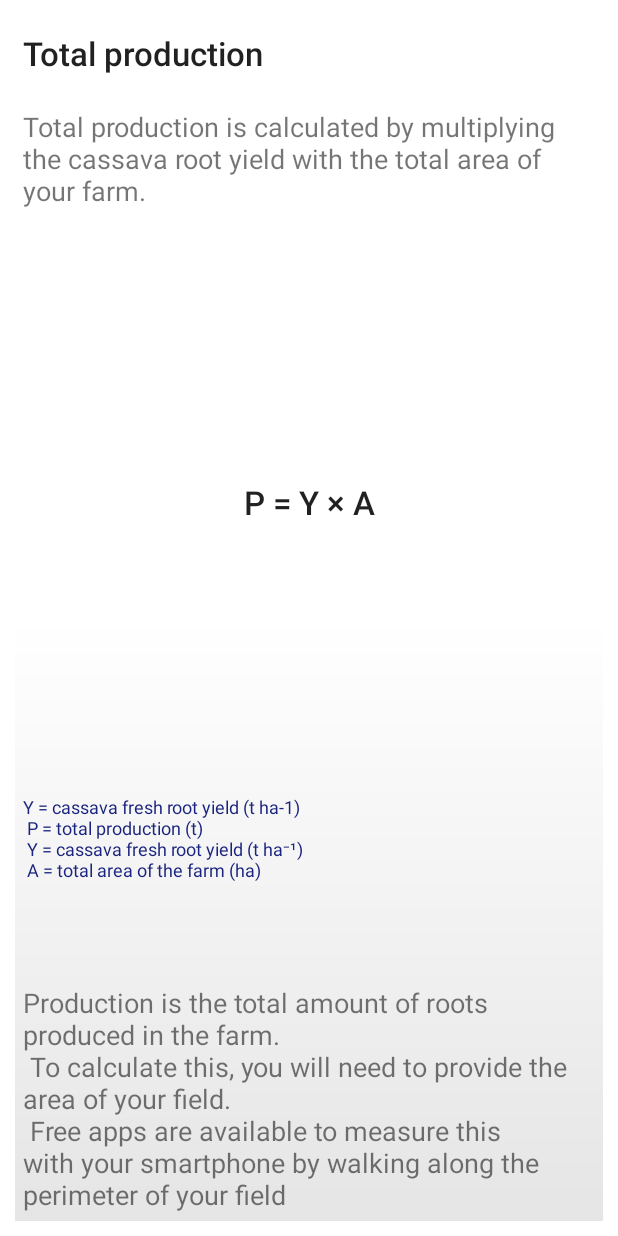
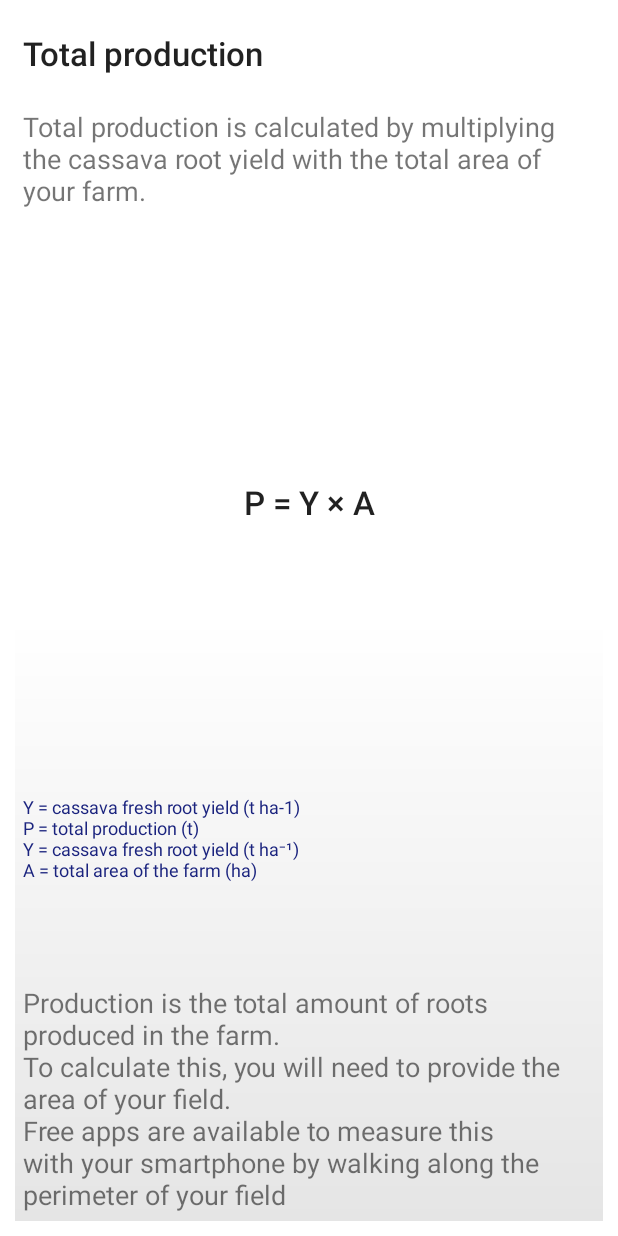
Before and after one commit to IITA-AKILIMO/rya-android, an Android app: the fragment OnboardingTwentyFiveFragment placed in its activity, on a phone screen of 412 x 824 dp. Run offline under Robolectric (Android 15) with nearby library versions, the phone set to English and light mode, and no system bars; libraries missing offline, so code that uses them is left out: com.blogspot.atifsoftwares, com.stepstone.stepper; plain views replace StepperLayout; 3 statements that could not run were skipped.

Commit message:
style: updated text alignmnt

```diff
--- a/app/src/main/res/layout/fragment_onboarding_eighteen.xml
+++ b/app/src/main/res/layout/fragment_onboarding_eighteen.xml
@@ -41,7 +41,7 @@
             android:layout_width="match_parent"
             android:layout_height="wrap_content"
             android:layout_marginBottom="@dimen/dimen_22"
-            android:text="Or, you can use a digital hanging balance with a range up to 50 kg and d = 10g"
+            android:text="Or, you can use a digital hanging balance with a range up to 50 kg and d = 10g."
             android:textSize="@dimen/font_size_18"
             app:layout_constraintBottom_toTopOf="@+id/imageView2"
             app:layout_constraintEnd_toEndOf="parent"
--- a/app/src/main/res/layout/fragment_onboarding_twenty_five.xml
+++ b/app/src/main/res/layout/fragment_onboarding_twenty_five.xml
@@ -31,6 +31,7 @@
             android:layout_height="wrap_content"
             android:layout_marginTop="@dimen/dimen_22"
             android:text="@string/txt_compute_production"
+            android:textAlignment="textStart"
             android:textSize="@dimen/font_size_18"
             app:layout_constraintEnd_toEndOf="parent"
             app:layout_constraintStart_toStartOf="parent"
@@ -66,6 +67,7 @@
             android:layout_width="match_parent"
             android:layout_height="wrap_content"
             android:text="@string/txt_compute_production_desc"
+            android:textAlignment="textStart"
             android:textSize="@dimen/font_size_18"
             app:layout_constraintBottom_toBottomOf="parent"
             app:layout_constraintEnd_toEndOf="parent"
--- a/app/src/main/res/layout/fragment_onboarding_twenty_four.xml
+++ b/app/src/main/res/layout/fragment_onboarding_twenty_four.xml
@@ -30,6 +30,7 @@
             android:layout_width="match_parent"
             android:layout_height="wrap_content"
             android:layout_marginTop="@dimen/dimen_22"
+            android:textAlignment="textStart"
             android:text="@string/txt_compute_root_yield"
             android:textSize="@dimen/font_size_18"
             app:layout_constraintEnd_toEndOf="parent"
@@ -42,6 +43,7 @@
             android:layout_height="wrap_content"
             android:layout_marginBottom="@dimen/dimen_48"
             android:text="@string/txt_compute_root_yield_formula"
+            android:textAlignment="center"
             android:textAppearance="@style/TextAppearance.AppCompat.Body2"
             android:textSize="@dimen/font_size_22"
             app:layout_constraintBottom_toTopOf="@+id/descriptionText4"
@@ -57,6 +59,7 @@
             android:text="@string/txt_compute_root_yield_formula_variables"
             android:textColor="@color/indigo_900"
             android:textSize="@dimen/font_size_12"
+            android:textAlignment="textStart"
             app:layout_constraintBottom_toTopOf="@+id/descriptionText"
             app:layout_constraintEnd_toEndOf="parent"
             app:layout_constraintHorizontal_bias="0.0"
@@ -65,6 +68,7 @@
         <TextView
             android:id="@+id/descriptionText"
             android:layout_width="match_parent"
+            android:textAlignment="textStart"
             android:layout_height="wrap_content"
             android:text="@string/txt_compute_root_yield_desc"
             android:textSize="@dimen/font_size_18"
--- a/app/src/main/res/layout/fragment_onboarding_twenty_six.xml
+++ b/app/src/main/res/layout/fragment_onboarding_twenty_six.xml
@@ -31,6 +31,7 @@
             android:layout_height="wrap_content"
             android:layout_marginTop="@dimen/dimen_22"
             android:text="@string/txt_compute_gross_value"
+            android:textAlignment="textStart"
             android:textSize="@dimen/font_size_18"
             app:layout_constraintEnd_toEndOf="parent"
             app:layout_constraintStart_toStartOf="parent"
@@ -66,6 +67,7 @@
             android:layout_width="match_parent"
             android:layout_height="wrap_content"
             android:text="@string/txt_compute_gross_value_desc"
+            android:textAlignment="textStart"
             android:textSize="@dimen/font_size_18"
             app:layout_constraintBottom_toBottomOf="parent"
             app:layout_constraintEnd_toEndOf="parent"
--- a/app/src/main/res/values/strings.xml
+++ b/app/src/main/res/values/strings.xml
@@ -106,10 +106,7 @@
     <!-- computing know how -->
     <string name="txt_compute_root_yield">Yield is calculated by multiplying plant density (number of cassava plants per m\u00B2) and the root mass (in kg) per plant.</string>
     <string name="txt_compute_root_yield_formula">Y = n ÷ t × w × 10</string>
-    <string name="txt_compute_root_yield_formula_variables">Y = cassava fresh root yield (t ha-1)\n
-n = number of plants in a triangle\n
-t = area of the triangle (m\u00B2): 10.8 m\u00B2 for an equilateral triangle with sides of 5m\n
-w = weight of roots of 1 plant (kg)
+    <string name="txt_compute_root_yield_formula_variables">Y = cassava fresh root yield (t ha-1)\nn = number of plants in a triangle\nt = area of the triangle (m\u00B2): 10.8 m\u00B2 for an equilateral triangle with sides of 5m\nw = weight of roots of 1 plant (kg)
 </string>
     <string name="txt_compute_root_yield_desc">Yield is the amount of roots produced per unit area of land.\n
 It provides a measure of how efficiently your farm land is used to grow cassava.
@@ -119,21 +116,13 @@ AKILIMO can provide you with customised advise to increase your yield. Knowing y
 
     <string name="txt_compute_production">Total production is calculated by multiplying the cassava root yield with the total area of your farm.</string>
     <string name="txt_compute_production_formula">P = Y × A</string>
-    <string name="txt_compute_production_formula_variables">Y = cassava fresh root yield (t ha-1)\n
-P = total production (t)\n
-Y = cassava fresh root yield (t ha\u207B\u00B9)\n
-A = total area of the farm (ha)
-</string>
-    <string name="txt_compute_production_desc">Production is the total amount of roots produced in the farm.\n
-To calculate this, you will need to provide the area of your field.\n
-Free apps are available to measure this with your smartphone by walking along the perimeter of your field</string>
+    <string name="txt_compute_production_formula_variables">Y = cassava fresh root yield (t ha-1)\nP = total production (t)\nY = cassava fresh root yield (t ha\u207B\u00B9)\nA = total area of the farm (ha)</string>
+    <string name="txt_compute_production_desc">Production is the total amount of roots produced in the farm.\nTo calculate this, you will need to provide the area of your field.\nFree apps are available to measure this with your smartphone by walking along the perimeter of your field</string>
 
 
     <string name="txt_compute_gross_value">Gross value is calculated by multiplying the total production with the unit sales price.</string>
     <string name="txt_compute_gross_value_formula">V = P × s</string>
-    <string name="txt_compute_gross_value_formula_variables">V = Gross value ($)\n
-P = total production (t)\n
-s = cassava fresh root unit sales price ($ t\u207B\u00B9)
+    <string name="txt_compute_gross_value_formula_variables">V = Gross value ($)\nP = total production (t)\ns = cassava fresh root unit sales price ($ t\u207B\u00B9)
 </string>
     <string name="txt_compute_gross_value_desc">The gross value is the worth of your crop that you can expect to be paid when selling at a market offering a unit sales price.\n
 You will need to provide this unit sales price, and obtain information at the market where you intend to sell, or from your buyer.\n
```
